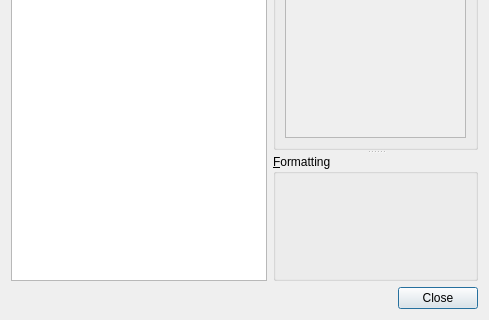
First picture: the form in dialogs/stylesheet.ui, repository veusz/veusz, before the edit; both pictures show x 0 to 489 and y 206 to 526 of the 489 by 526 pixel window.
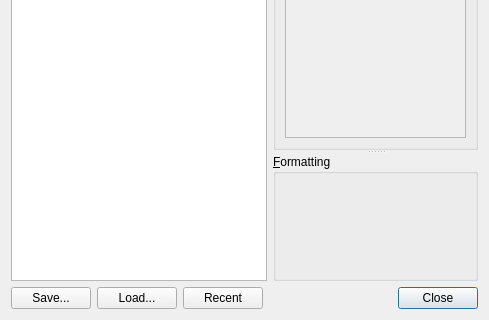
Second picture: the form after the edit. Custom widgets are drawn as their Qt base class.

Commit message: Allow saving and loading for custom definitons. Move recent files button to separate custom control file.

```diff
--- a/dialogs/stylesheet.ui
+++ b/dialogs/stylesheet.ui
@@ -84,6 +84,57 @@
     </layout>
    </item>
    <item>
+    <layout class="QHBoxLayout" name="horizontalLayout_2">
+     <item>
+      <widget class="QPushButton" name="saveButton">
+       <property name="toolTip">
+        <string>Save definitions to a vsz script file</string>
+       </property>
+       <property name="text">
+        <string>Save...</string>
+       </property>
+       <property name="autoDefault">
+        <bool>false</bool>
+       </property>
+      </widget>
+     </item>
+     <item>
+      <widget class="QPushButton" name="loadButton">
+       <property name="toolTip">
+        <string>Load definitions from a vsz script file</string>
+       </property>
+       <property name="text">
+        <string>Load...</string>
+       </property>
+       <property name="autoDefault">
+        <bool>false</bool>
+       </property>
+      </widget>
+     </item>
+     <item>
+      <widget class="RecentFilesButton" name="recentButton">
+       <property name="text">
+        <string>Recent</string>
+       </property>
+       <property name="autoDefault">
+        <bool>false</bool>
+       </property>
+      </widget>
+     </item>
+     <item>
+      <spacer name="horizontalSpacer">
+       <property name="orientation">
+        <enum>Qt::Horizontal</enum>
+       </property>
+       <property name="sizeHint" stdset="0">
+        <size>
+         <width>40</width>
+         <height>20</height>
+        </size>
+       </property>
+      </spacer>
+     </item>
+     <item>
     <widget class="QDialogButtonBox" name="buttonBox">
      <property name="orientation">
       <enum>Qt::Horizontal</enum>
@@ -94,7 +145,16 @@
     </widget>
    </item>
   </layout>
+   </item>
+  </layout>
  </widget>
+ <customwidgets>
+  <customwidget>
+   <class>RecentFilesButton</class>
+   <extends>QPushButton</extends>
+   <header>recentfilesbutton.h</header>
+  </customwidget>
+ </customwidgets>
  <resources/>
  <connections>
   <connection>
```
Left out of the diff: 2 changed lines with no effect on the pictures. Lines whose indentation alone changed are shown as unchanged. The commit also changes 7 other files.
